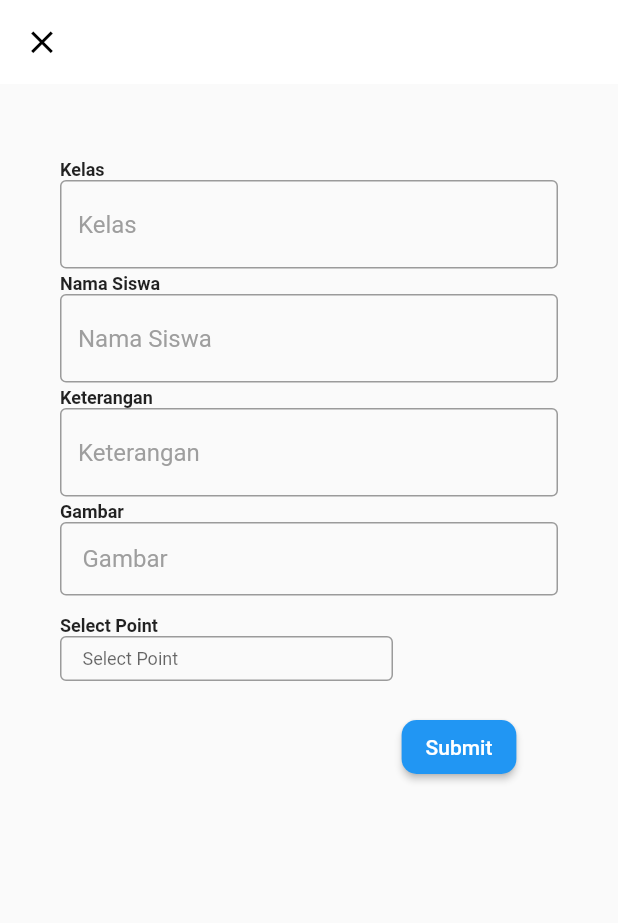
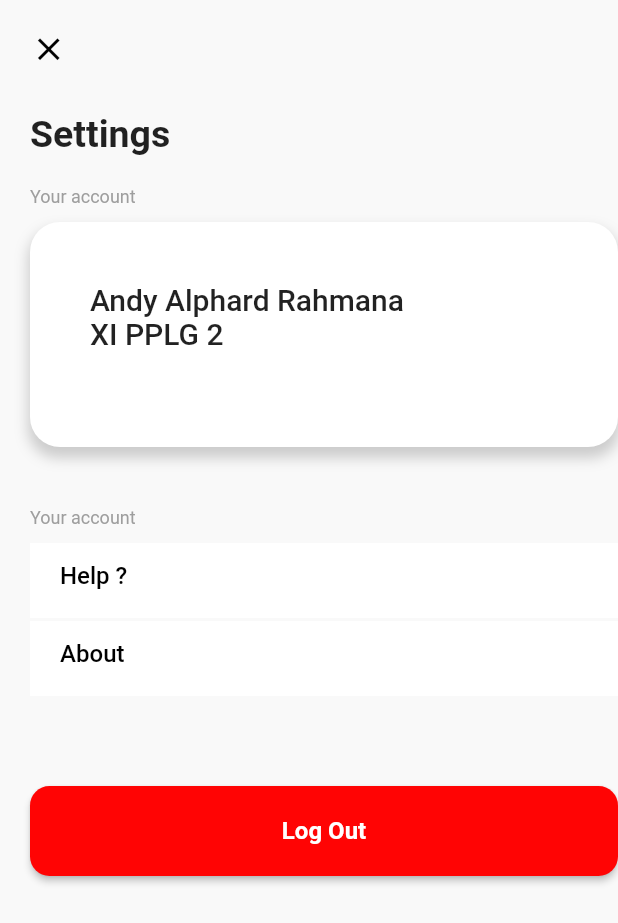
Before and after one commit to Adri-Bagas/App-Data-Pelanggaran, a Flutter app: the screen it shows after launch, on a phone screen of 412 x 824 dp. Shown: the top 923 px of the screen. Run offline on Flutter 3.47's test engine with Material 2 defaults, Android fonts, the phone set to English and light mode, and no system bars; our stand-ins replace animated_splash_screen.

Commit message:
merge vol 2

```diff
--- a/lib/Form.dart
+++ /dev/null
@@ -1,160 +0,0 @@
-import 'package:flutter/material.dart';
-import 'package:flutter/src/widgets/framework.dart';
-import 'package:flutter/src/widgets/placeholder.dart';
-import 'package:image_picker/image_picker.dart';
-
-class Forminput extends StatefulWidget {
-  const Forminput({super.key});
-
-  @override
-  State<Forminput> createState() => _FormState();
-}
-
-class _FormState extends State<Forminput> {
-  Future getImage() async {
-    final ImagePicker _picker = ImagePicker();
-    // Pick an image.
-  final XFile? imagePicked = await _picker.pickImage(source: ImageSource.gallery);
-  }
-
-  @override
-  Widget build(BuildContext context) {
-    return Scaffold(
-      appBar: AppBar(
-        backgroundColor: Colors.white,
-        elevation: 0,
-        leading: InkWell(
-          onTap: () {
-            // Navigator.pop(context);
-          },
-          child: Container(
-            child: Icon(
-              Icons.close,
-              color: Colors.black,
-              size: 25,
-            ),
-          ),
-        ),
-      ),
-      body: Container(
-        height: double.infinity,
-        width: double.infinity,
-        child: Column(
-          children: [
-            SizedBox(
-              height: 50,
-            ),
-            Container(
-              margin: EdgeInsets.only(left: 40),
-              width: double.infinity,
-              child: Text(
-                'Kelas',
-                style: TextStyle(fontSize: 12, fontWeight: FontWeight.bold),
-              ),
-            ),
-            Container(
-              height: 62,
-              margin: EdgeInsets.only(left: 40, right: 40),
-              child: TextField(
-                decoration: InputDecoration(
-                    border: OutlineInputBorder(),
-                    hintText: 'Kelas',
-                    hintStyle: TextStyle(color: Colors.grey[500])),
-              ),
-            ),
-            Container(
-              margin: EdgeInsets.only(left: 40),
-              width: double.infinity,
-              child: Text(
-                'Nama Siswa',
-                style: TextStyle(fontSize: 12, fontWeight: FontWeight.bold),
-              ),
-            ),
-            Container(
-              height: 62,
-              margin: EdgeInsets.only(left: 40, right: 40),
-              child: TextField(
-                decoration: InputDecoration(
-                    border: OutlineInputBorder(),
-                    hintText: 'Nama Siswa',
-                    hintStyle: TextStyle(color: Colors.grey[500])),
-              ),
-            ),
-            Container(
-              margin: EdgeInsets.only(left: 40),
-              width: double.infinity,
-              child: Text(
-                'Keterangan',
-                style: TextStyle(fontSize: 12, fontWeight: FontWeight.bold),
-              ),
-            ),
-            Container(
-              height: 62,
-              margin: EdgeInsets.only(left: 40, right: 40),
-              child: TextField(
-                decoration: InputDecoration(
-                    border: OutlineInputBorder(),
-                    hintText: 'Keterangan',
-                    hintStyle: TextStyle(color: Colors.grey[500])),
-              ),
-            ),
-            Container(
-              margin: EdgeInsets.only(left: 40),
-              width: double.infinity,
-              child: Text(
-                'Gambar',
-                style: TextStyle(fontSize: 12, fontWeight: FontWeight.bold),
-              ),
-            ),
-            Container(
-              height: 62,
-              margin: EdgeInsets.only(left: 40, right: 40),
-              child: TextField(
-                decoration: InputDecoration(
-                    border: OutlineInputBorder(),
-                    hintText: 'Gambar',
-                    hintStyle: TextStyle(color: Colors.grey[500]),
-                    contentPadding: EdgeInsets.only(top: 30, left: 15)),
-              ),
-            ),
-            Container(
-              margin: EdgeInsets.only(left: 40),
-              width: double.infinity,
-              child: Text(
-                'Select Point',
-                style: TextStyle(fontSize: 12, fontWeight: FontWeight.bold),
-              ),
-            ),
-            Container(
-              height: 30,
-              margin: EdgeInsets.only(left: 40, right: 150),
-              child: TextField(
-                decoration: InputDecoration(
-                    border: OutlineInputBorder(),
-                    hintText: 'Select Point',
-                    hintStyle: TextStyle(
-                      fontSize: 12,
-                    ),
-                    contentPadding: EdgeInsets.only(top: 30, left: 15)),
-              ),
-            ),
-            SizedBox(
-              height: 20,
-            ),
-            Container(
-              margin: EdgeInsets.only(left: 200),
-              child: ElevatedButton(
-                  onPressed: () {},
-                  style: ElevatedButton.styleFrom(
-                      shape: RoundedRectangleBorder(
-                          borderRadius: BorderRadius.circular(10))),
-                  child: Text(
-                    'Submit',
-                  )),
-            )
-          ],
-        ),
-      ),
-    );
-  }
-}
--- /dev/null
+++ b/lib/Setting.dart
@@ -0,0 +1,195 @@
+import 'package:app_data_pelanggaran/Search.dart';
+import 'package:flutter/material.dart';
+import 'package:flutter/src/widgets/framework.dart';
+import 'package:flutter/src/widgets/placeholder.dart';
+
+class SettingPage extends StatefulWidget {
+  const SettingPage({super.key});
+
+  @override
+  State<SettingPage> createState() => _SettingPageState();
+}
+
+class _SettingPageState extends State<SettingPage> {
+  final _formState = GlobalKey<FormState>();
+
+  @override
+  Widget build(BuildContext context) {
+    return Scaffold(
+      backgroundColor: Color(0xffF9F9F9),
+      body: Column(children: [
+        Row(
+          children: [
+            GestureDetector(
+              onTap: () {
+                Navigator.pop(context);
+              },
+              child: Container(
+                margin: EdgeInsets.only(left: 20, top: 20),
+                child: Icon(
+                  Icons.close,
+                  color: Colors.black,
+                  size: 25,
+                ),
+              ),
+            ),
+          ],
+        ),
+        Column(
+          crossAxisAlignment: CrossAxisAlignment.start,
+          children: [
+            Container(
+              margin: EdgeInsets.only(left: 20, top: 30),
+              child: Row(
+                children: [
+                  Text(
+                    'Settings',
+                    style: TextStyle(fontWeight: FontWeight.bold, fontSize: 25),
+                  ),
+                ],
+              ),
+            ),
+            SizedBox(
+              height: 10,
+            ),
+            Container(
+              margin: EdgeInsets.only(left: 20, top: 10),
+              child: Text(
+                'Your account',
+                style: TextStyle(fontSize: 12, color: Colors.grey),
+              ),
+            ),
+            SizedBox(
+              height: 10,
+            ),
+            Stack(
+              children: [
+                Container(
+                  width: 400,
+                  height: 150,
+                  margin: EdgeInsets.only(left: 20),
+                  padding: EdgeInsets.all(40),
+                  decoration: BoxDecoration(
+                    borderRadius: BorderRadius.circular(20),
+                    color: Colors.white,
+                    boxShadow: [
+                      BoxShadow(
+                        color: Colors.grey.withOpacity(0.5),
+                        spreadRadius: 1,
+                        blurRadius: 7,
+                        offset: Offset(0, 6),
+                      ),
+                    ],
+                  ),
+                  child: Column(
+                    crossAxisAlignment: CrossAxisAlignment.start,
+                    children: [
+                      Text(
+                        'Andy Alphard Rahmana',
+                        style: TextStyle(
+                          fontWeight: FontWeight.w500,
+                          fontSize: 20,
+                        ),
+                      ),
+                      Text(
+                        'XI PPLG 2',
+                        style: TextStyle(
+                          fontSize: 20,
+                          fontWeight: FontWeight.w500,
+                        ),
+                      ),
+                    ],
+                  ),
+                ),
+              ],
+            ),
+            SizedBox(
+              height: 30,
+            ),
+            Container(
+              margin: EdgeInsets.only(left: 20, top: 10),
+              child: Text(
+                'Your account',
+                style: TextStyle(fontSize: 12, color: Colors.grey),
+              ),
+            ),
+            SizedBox(
+              height: 10,
+            ),
+            GestureDetector(
+              onTap: () {},
+              child: Container(
+                width: 400,
+                height: 50,
+                margin: EdgeInsets.only(left: 20),
+                padding: EdgeInsets.only(
+                  top: 25 / 2,
+                  left: 20,
+                ),
+                decoration: BoxDecoration(
+                  color: Colors.white,
+                ),
+                child: Text(
+                  'Help ?',
+                  style: TextStyle(
+                      fontWeight: FontWeight.w500,
+                      fontSize: 16,
+                      color: Colors.black),
+                ),
+              ),
+            ),
+            SizedBox(
+              height: 2,
+            ),
+            GestureDetector(
+              onTap: () {},
+              child: Container(
+                width: 400,
+                height: 50,
+                margin: EdgeInsets.only(left: 20),
+                padding: EdgeInsets.only(
+                  top: 25 / 2,
+                  left: 20,
+                ),
+                decoration: BoxDecoration(
+                  color: Colors.white,
+                ),
+                child: Text(
+                  'About',
+                  style: TextStyle(
+                      fontWeight: FontWeight.w500,
+                      fontSize: 16,
+                      color: Colors.black),
+                ),
+              ),
+            ),
+            Container(
+              margin: EdgeInsets.fromLTRB(20, 60, 0, 0),
+              child: ElevatedButton(
+                style: ElevatedButton.styleFrom(
+                  backgroundColor: Color(0xffFF0404),
+                  shape: RoundedRectangleBorder(
+                    borderRadius: BorderRadius.circular(13),
+                  ),
+                  fixedSize: Size(400, 60),
+                ),
+                onPressed: () {
+                  if (_formState.currentState!.validate()) {
+                    // Do something
+                  } else {}
+                  Navigator.push(context, MaterialPageRoute(builder: (context) {
+                    return SearchPage();
+                  }));
+                },
+                child: Text(
+                  'Log Out',
+                  style: TextStyle(fontWeight: FontWeight.bold, fontSize: 16),
+                ),
+              ),
+            ),
+          ],
+        )
+      ]),
+    );
+  }
+}
--- a/lib/main.dart
+++ b/lib/main.dart
@@ -1,6 +1,7 @@
 import 'package:app_data_pelanggaran/ForgetPassword.dart';
-import 'package:app_data_pelanggaran/Form.dart';
+import 'package:app_data_pelanggaran/Form_page.dart';
 import 'package:app_data_pelanggaran/IntroScreen.dart';
+import 'package:app_data_pelanggaran/Setting.dart';
 import 'package:app_data_pelanggaran/SignUp.dart';
 import 'package:app_data_pelanggaran/login_page.dart';
 import 'package:flutter/material.dart';
@@ -18,11 +19,12 @@ class MyApp extends StatelessWidget {
     return MaterialApp(
       debugShowCheckedModeBanner: false,
       home: AnimatedSplashScreen(
-          splash: Icons.star,
+          splash: Image.asset('assets/images/Logoprojek.png'),
+          splashIconSize: 400,
           duration: 3000,
           splashTransition: SplashTransition.fadeTransition,
           backgroundColor: Color.fromARGB(255, 255, 255, 255),
-          nextScreen: Forminput()),
+          nextScreen: SettingPage()),
     );
   }
 }
--- a/pubspec.yaml
+++ b/pubspec.yaml
@@ -68,6 +68,8 @@ flutter:
       - assets/images/mascotb.png
       - assets/images/maskotb.png
       - assets/images/Logoprojek.png
+      - assets/images/clock.png
+      - assets/images/indian.png
   #   - images/a_dot_ham.jpeg
 
   # An image asset can refer to one or more resolution-specific "variants", see
```
Also changed, not shown: lib/ForgetPassword.dart (+20 -1 lines), lib/Form_page.dart (added, +288 -0 lines), lib/SignUp.dart (+37 -20 lines), assets/images/clock.png (added), assets/images/indian.png (added).
